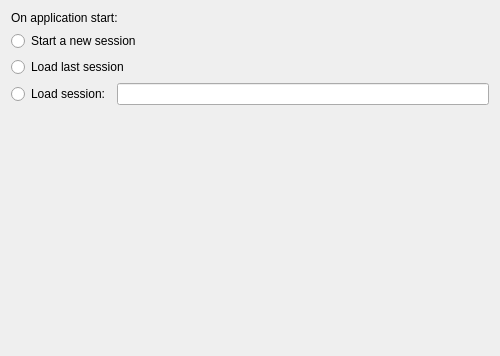
Qt form editors/sc-ide/forms/settings_general.ui (supercollider/supercollider) before a commit.
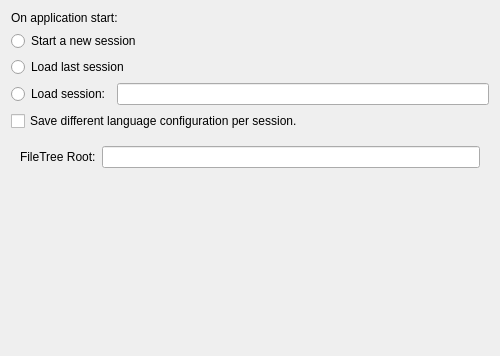
The same form after that commit. Custom widgets are drawn as their Qt base class.

```diff
--- a/editors/sc-ide/forms/settings_general.ui
+++ b/editors/sc-ide/forms/settings_general.ui
@@ -58,6 +58,42 @@
      </item>
     </layout>
    </item>
+   <item>
+    <widget class="QCheckBox" name="useLanguageConfigFromSession">
+     <property name="text">
+      <string>Save different language configuration per session.</string>
+     </property>
+    </widget>
+   </item>
+   <item>
+    <layout class="QFormLayout" name="formLayout">
+     <property name="fieldGrowthPolicy">
+      <enum>QFormLayout::ExpandingFieldsGrow</enum>
+     </property>
+     <property name="leftMargin">
+      <number>9</number>
+     </property>
+     <property name="topMargin">
+      <number>9</number>
+     </property>
+     <property name="rightMargin">
+      <number>9</number>
+     </property>
+     <property name="bottomMargin">
+      <number>9</number>
+     </property>
+     <item row="0" column="0">
+      <widget class="QLabel" name="label_2">
+       <property name="text">
+        <string>FileTree Root:</string>
+       </property>
+      </widget>
+     </item>
+     <item row="0" column="1">
+      <widget class="ScIDE::PathChooserWidget" name="fileTreeRootDir"/>
+     </item>
+    </layout>
+   </item>
    <item>
     <spacer name="verticalSpacer">
      <property name="orientation">
@@ -73,6 +109,13 @@
    </item>
   </layout>
  </widget>
+ <customwidgets>
+  <customwidget>
+   <class>ScIDE::PathChooserWidget</class>
+   <extends>QLineEdit</extends>
+   <header>path_chooser_widget.hpp</header>
+  </customwidget>
+ </customwidgets>
  <resources/>
  <connections/>
  <buttongroups>
```
